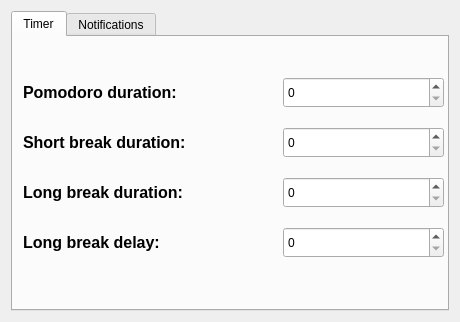
Above: ui/settingsdialog.ui from TiagoSBO/qt-pomodoro-timer before the change. Below: the same form after it.
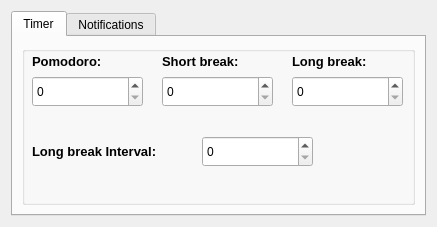
That is the form after the change.

Commit message: Style: Creation of a new button and screen changes.

Diff of the .ui file:
```diff
--- a/ui/settingsdialog.ui
+++ b/ui/settingsdialog.ui
@@ -6,15 +6,15 @@
    <rect>
     <x>0</x>
     <y>0</y>
-    <width>460</width>
-    <height>322</height>
+    <width>437</width>
+    <height>227</height>
    </rect>
   </property>
   <property name="windowTitle">
    <string>Dialog</string>
   </property>
-  <layout class="QHBoxLayout" name="horizontalLayout">
-   <item>
+  <layout class="QGridLayout" name="gridLayout_2">
+   <item row="0" column="0">
     <widget class="QTabWidget" name="tabWidget">
      <property name="tabPosition">
       <enum>QTabWidget::TabPosition::North</enum>
@@ -35,12 +35,18 @@
       <attribute name="title">
        <string>Timer</string>
       </attribute>
+      <layout class="QGridLayout" name="gridLayout">
+       <item row="0" column="0">
+        <widget class="QGroupBox" name="groupBox">
+         <property name="title">
+          <string/>
+         </property>
       <widget class="QSpinBox" name="boxSetTimerDuration">
        <property name="geometry">
         <rect>
-         <x>270</x>
-         <y>40</y>
-         <width>161</width>
+            <x>10</x>
+            <y>30</y>
+            <width>111</width>
          <height>31</height>
         </rect>
        </property>
@@ -49,75 +55,75 @@
        <property name="geometry">
         <rect>
          <x>10</x>
-         <y>40</y>
-         <width>191</width>
+            <y>0</y>
+            <width>101</width>
          <height>31</height>
         </rect>
        </property>
        <property name="font">
         <font>
-         <pointsize>12</pointsize>
+            <pointsize>10</pointsize>
          <bold>true</bold>
         </font>
        </property>
        <property name="text">
-        <string>Pomodoro duration:</string>
+           <string>Pomodoro:</string>
        </property>
       </widget>
       <widget class="QLabel" name="label_shortBreakDuration">
        <property name="geometry">
         <rect>
-         <x>10</x>
-         <y>90</y>
-         <width>211</width>
+            <x>140</x>
+            <y>0</y>
+            <width>101</width>
          <height>31</height>
         </rect>
        </property>
        <property name="font">
         <font>
-         <pointsize>12</pointsize>
+            <pointsize>10</pointsize>
          <bold>true</bold>
         </font>
        </property>
        <property name="text">
-        <string>Short break duration:</string>
-       </property>
-      </widget>
-      <widget class="QSpinBox" name="boxSetShortduration">
-       <property name="geometry">
-        <rect>
-         <x>270</x>
-         <y>90</y>
-         <width>161</width>
-         <height>31</height>
-        </rect>
+           <string>Short break:</string>
        </property>
       </widget>
       <widget class="QLabel" name="label_breakDuration">
        <property name="geometry">
         <rect>
-         <x>10</x>
-         <y>140</y>
-         <width>211</width>
+            <x>270</x>
+            <y>0</y>
+            <width>131</width>
          <height>31</height>
         </rect>
        </property>
        <property name="font">
         <font>
-         <pointsize>12</pointsize>
+            <pointsize>10</pointsize>
          <bold>true</bold>
         </font>
        </property>
        <property name="text">
-        <string>Long break duration:</string>
+           <string>Long break:</string>
        </property>
       </widget>
       <widget class="QSpinBox" name="boxSetLongDuration">
        <property name="geometry">
         <rect>
+            <x>140</x>
+            <y>30</y>
+            <width>111</width>
+            <height>31</height>
+           </rect>
+          </property>
+         </widget>
+         <widget class="QSpinBox" name="boxSetShortduration">
+          <property name="geometry">
+           <rect>
          <x>270</x>
-         <y>140</y>
-         <width>161</width>
+            <y>30</y>
+            <width>111</width>
          <height>31</height>
         </rect>
        </property>
@@ -126,31 +132,34 @@
        <property name="geometry">
         <rect>
          <x>10</x>
-         <y>190</y>
-         <width>211</width>
+            <y>90</y>
+            <width>161</width>
          <height>31</height>
         </rect>
        </property>
        <property name="font">
         <font>
-         <pointsize>12</pointsize>
+            <pointsize>10</pointsize>
          <bold>true</bold>
         </font>
        </property>
        <property name="text">
-        <string>Long break delay:</string>
+           <string>Long break Interval:</string>
        </property>
       </widget>
       <widget class="QSpinBox" name="boxSetDelayDuration">
        <property name="geometry">
         <rect>
-         <x>270</x>
-         <y>190</y>
-         <width>161</width>
+            <x>180</x>
+            <y>90</y>
+            <width>111</width>
          <height>31</height>
         </rect>
        </property>
       </widget>
+        </widget>
+       </item>
+      </layout>
      </widget>
      <widget class="QWidget" name="configNotifications">
       <attribute name="title">
```
Lines whose indentation alone changed are shown as unchanged. The commit also changes 3 other files.
